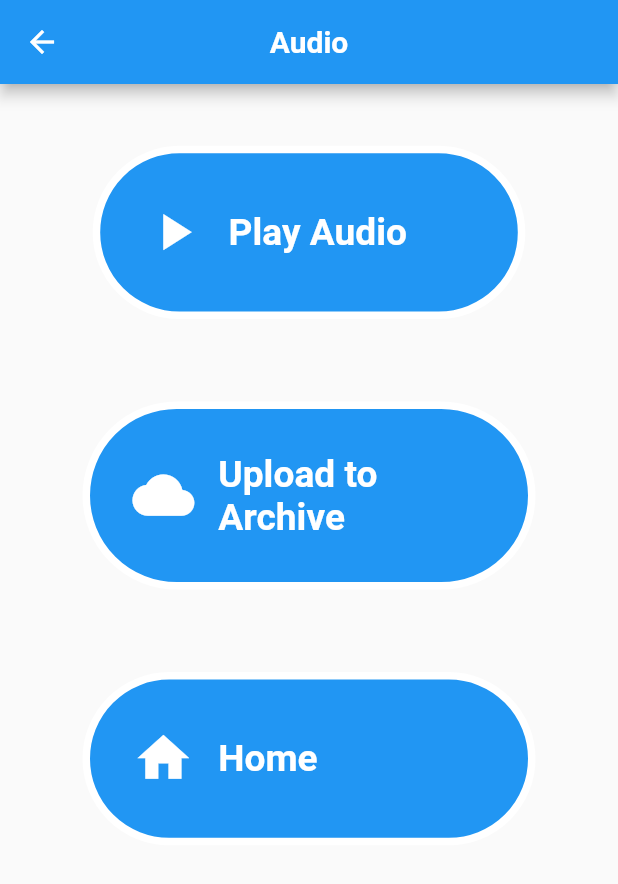
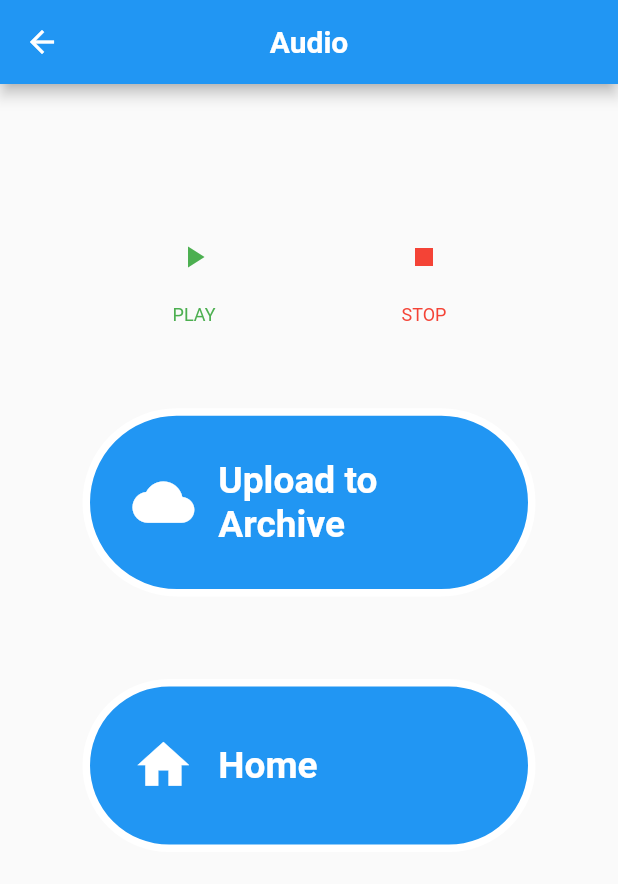
Before and after one commit to ritwikkanodia/SightSG, a Flutter app: the AudioResult screen opened directly, on a phone screen of 412 x 824 dp. Shown: the top 884 px of the screen. Run offline on Flutter 3.47's test engine with Material 2 defaults, Android fonts, the phone set to English and light mode, and no system bars; our stand-ins replace audioplayers, cloud_firestore, curved_navigation_bar, firebase_auth, firebase_storage, flutter_tts and 5 more; missing offline and left inert: firebase_ml_vision; accounts and stored records are empty.

Commit message:
Update Audioresult ui

```diff
--- a/lib/Boundary/ArchiveUI.dart
+++ b/lib/Boundary/ArchiveUI.dart
@@ -1,214 +1,113 @@
 import 'dart:io';
-
-import 'package:assignment_app/Boundary/HomePageUI.dart';
-import 'package:assignment_app/size_config.dart';
-import 'package:flutter_tts/flutter_tts.dart';
+import 'dart:typed_data';
+import 'package:assignment_app/Boundary/SelectionUI.dart';
+import 'package:flutter/cupertino.dart';
 import 'package:flutter/material.dart';
+import 'package:uuid/uuid.dart';
 import '../Control/ArchiveController.dart';
 
-// ignore: must_be_immutable
-class AudioResult extends StatefulWidget {
-  String convertedText;
-  File pic;
+// ignore: camel_case_types
+class ArchiveUI extends StatefulWidget {
+  @override
+  _ArchiveUIState createState() => _ArchiveUIState();
+}
 
-  AudioResult({this.convertedText, this.pic});
+// ignore: camel_case_types
+class _ArchiveUIState extends State<ArchiveUI> {
+  List _images;
+  int _imgLength;
+
+  Future getImages() async {
+    List images = await ArchiveController.downloadPicture();
+    this.setState(() {
+      this._images = images;
+      this._imgLength = images.length;
+    });
+  }
 
   @override
-  _AudioResultState createState() => _AudioResultState(convertedText, pic);
-}
-
-class _AudioResultState extends State<AudioResult> {
-  final File pic;
-  final String convertedText;
-  FlutterTts flutterTts = FlutterTts();
-
-  _AudioResultState(this.convertedText, this.pic);
-
-  Future _speak() async {
-    if (convertedText != null) {
-      if (convertedText.isNotEmpty) {
-        var result = await flutterTts.speak(convertedText);
-        //if (result == 1) setState(() => ttsState = TtsState.playing);
-      }
-    }
+  void initState() {
+    getImages();
+    super.initState();
   }
 
   @override
   Widget build(BuildContext context) {
-    SizeConfig().init(context);
-    final double h = SizeConfig.blockSizeVertical;
-    final double w = SizeConfig.blockSizeHorizontal;
     return Scaffold(
+      backgroundColor: Colors.white,
       appBar: AppBar(
         backgroundColor: Colors.blue,
         title: Text(
-          'Audio',
+          'Your Archive',
           style: (TextStyle(fontWeight: FontWeight.bold)),
         ),
         centerTitle: true,
       ),
-      body: Center(
-        child: Column(
-          children: <Widget>[
-            Padding(
-              padding: EdgeInsets.only(top: h * 5),
-              child: Column(
-                crossAxisAlignment: CrossAxisAlignment.center,
-                children: <Widget>[
-                  Padding(
-                    padding: EdgeInsets.symmetric(horizontal: w * 15),
-                    child: Container(
-                      padding:
-                      EdgeInsets.symmetric(horizontal: w * 3, vertical: h * 3),
-                      decoration: BoxDecoration(
-                        border: Border.all(color: Colors.white, width: 5),
-                        color: Colors.blue,
-                        borderRadius: BorderRadius.all(
-                          Radius.circular(h * 10),
-                        ),
-                      ),
-                      child: ListTile(
-                        leading: Icon(
-                          Icons.play_arrow,
-                          size: h * 5,
-                          color: Colors.white,
-                        ),
-                        title: Text(
-                          'Play Audio',
-                          style: TextStyle(
-                            fontWeight: FontWeight.bold,
-                            color: Colors.white,
-                            fontSize: h * 3,
-                          ),
-                        ),
-                        onTap: () {
-                          _speak();
-                        },
-                      ),
-                    ),
+      body: _imgLength == null
+          ? new Row(
+          mainAxisAlignment: MainAxisAlignment.center,
+          children: [
+              Container(
+                  color: Colors.white,
+                  child: Center(
+                    child: CircularProgressIndicator(),
+                  )),
+        SizedBox(
+          height: 10.0,
+          width: 10.0,
+        ),
+        Text(
+          "Downloading images..",
+          style: (TextStyle(fontWeight: FontWeight.bold)),
+        ),
+            ])
+          : _imgLength == 0
+              ? Center(
+                  child: Text(
+                    "The archive is empty",
+                    style: (TextStyle(fontWeight: FontWeight.bold)),
                   ),
-                  Padding(
-                    padding: const EdgeInsets.all(55.0),
-                    child: Container(
-                      padding: EdgeInsets.symmetric(
-                          horizontal: w * 3, vertical: 3 * h),
-                      decoration: BoxDecoration(
-                        border: Border.all(color: Colors.white, width: 5),
-                        color: Colors.blue,
-                        borderRadius: BorderRadius.all(
-                          Radius.circular(h * 10),
-                        ),
-                      ),
-                      child: ListTile(
-                        leading: Icon(
-                          Icons.cloud,
-                          size: h * 5,
-                          color: Colors.white,
-                        ),
-                        title: Text(
-                          'Upload to Archive',
-                          style: TextStyle(
-                            fontWeight: FontWeight.bold,
-                            color: Colors.white,
-                            fontSize: h * 3,
-                          ),
-                        ),
-                        onTap: () {
-                          ArchiveController.uploadPicture(pic);
-                        },
-                      ),
-                    ),
-                  ),
-                  Padding(
-                    padding: const EdgeInsets.symmetric(horizontal: 55),
-                    child: Container(
-                      padding: EdgeInsets.symmetric(
-                          horizontal: 3 * w, vertical: 3 * h),
-                      decoration: BoxDecoration(
-                        border: Border.all(color: Colors.white, width: 5),
-                        color: Colors.blue,
-                        borderRadius: BorderRadius.all(
-                          Radius.circular(h * 10),
-                        ),
-                      ),
-                      child: ListTile(
-                        leading: Icon(
-                          Icons.home,
-                          size: h * 5,
-                          color: Colors.white,
-                        ),
-                        title: Text(
-                          'Home',
-                          style: TextStyle(
-                            fontWeight: FontWeight.bold,
-                            color: Colors.white,
-                            fontSize: h * 3,
-                          ),
-                        ),
-                        onTap: () {
-                          Navigator.push(
-                            context,
-                            MaterialPageRoute(builder: (context) => HomePage()),
-                          );
-                        },
-                      ),
-                    ),
-                  ),
-                ],
-              ),
-            ), //
-          ],
-        ),
-      ),
+                )
+              : new GridView.extent(
+                  maxCrossAxisExtent: 250.0,
+                  children: _buildGridTiles(_images.length, context,
+                      _images), // new function to be defined
+                ),
     );
   }
 }
 
-//Center(
-//              child: Row(
-//                children: <Widget>[
-//                  FlatButton(
-//                    padding: const EdgeInsets.symmetric(
-//                        vertical: 100, horizontal: 50),
-//                    child: Image.asset(
-//                      'images/download.jpg',
-//                      height: 125,
-//                      width: 125,
-//                    ),
-//                    onPressed: () {
-//                      print('Code needed here to save to archive');
-//                    },
-//                  ),
-//                  FlatButton(
-//                    padding:
-//                        const EdgeInsets.symmetric(vertical: 75, horizontal: 0),
-//                    child: Image.asset(
-//                      'images/home_button.jpg',
-//                      height: 125,
-//                      width: 125,
-//                    ),
-//                    onPressed: () {
-//                      Navigator.push(
-//                        context,
-//                        MaterialPageRoute(builder: (context) => HomePage()),
-//                      );
-//                    },
-//                  )
-//                ],
-//              ),
-//            ),
+File saveBytesToTempDirectory(Uint8List bytes) {
+  String path = Directory.systemTemp.path;
+  String uuid = Uuid().v1();
+  File file = File('$path/tmp$uuid.jpg');
+  File tempDir = File('$path');
+  print(file.toString());
+  if (tempDir.existsSync()) {
+    tempDir.delete();
+  }
+  file.writeAsBytes(bytes);
+  return file;
+}
 
-// HttpClient client = new HttpClient();
-//            var _downloadData = List<int>();
-//            var fileSave = new File('./audio.mp3');
-//            client.getUrl(Uri.parse(demoUrl))
-//                .then((HttpClientRequest request) {
-//              return request.close();
-//            })
-//                .then((HttpClientResponse response) {
-//              response.listen((d) => _downloadData.addAll(d),
-//                  onDone: () {
-//                    fileSave.writeAsBytes(_downloadData);
-//                  }
-//              );
-//            });
+List<Widget> _buildGridTiles(numOfTiles, BuildContext context, List images) {
+  List<Container> containers =
+      new List<Container>.generate(numOfTiles, (int index) {
+    //final imageName = 'images/${index + 1}.jpeg';
+    return new Container(
+      child: FlatButton(
+        child: Image.memory(images[index]),
+        onPressed: () {
+          Navigator.push(
+              context,
+              MaterialPageRoute(
+                  builder: (context) => SelectionPage(
+                      pic: saveBytesToTempDirectory(
+                          images[index]))) //MemoryImage(images[index],))),
+              );
+        },
+      ),
+    );
+  });
+  return containers;
+}
--- a/lib/Boundary/HomePageUI.dart
+++ b/lib/Boundary/HomePageUI.dart
@@ -8,7 +8,7 @@ import 'package:image_picker/image_picker.dart';
 import '../Control/CameraController.dart';
 import 'dart:io';
 import 'package:path/path.dart';
-import 'ArchiveUIOld.dart';
+import 'ArchiveUI.dart';
 
 class HomePage extends StatefulWidget {
   @override
--- a/lib/Boundary/TextResultUI.dart
+++ b/lib/Boundary/TextResultUI.dart
@@ -84,12 +84,6 @@ class _TextResultState extends State<TextResult> {
                       fit: BoxFit.fill,
                     ),
                   )),
-//                  Image.asset(
-//                  Image.asset(
-//                    'assets/Meme 1 - Please end this meeting.jpg',
-//                    height: 200,
-//                    width: 200,
-//                  ),
 
               Divider(
                 height: 10.0, //Height of space above and below divider
```
Also changed, not shown: lib/Boundary/ArchiveUIOld.dart (deleted, +0 -98 lines), lib/Boundary/AudioResultUI.dart (+20 -27 lines), lib/Boundary/NavigationUI.dart (+0 -13 lines).
